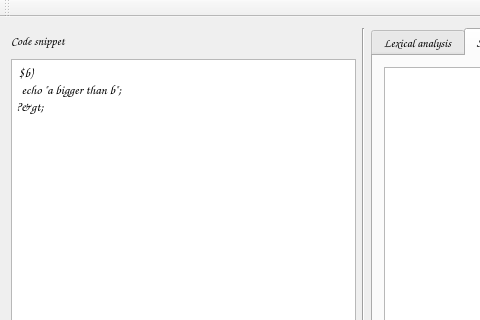
Above: php-interpreter/client/forms/mainwindow.ui from CDovgal/lexical-analyzer-php before the change; both pictures show x 0 to 480 and y 0 to 320 of the 962 by 469 pixel window. Below: the same form after it.
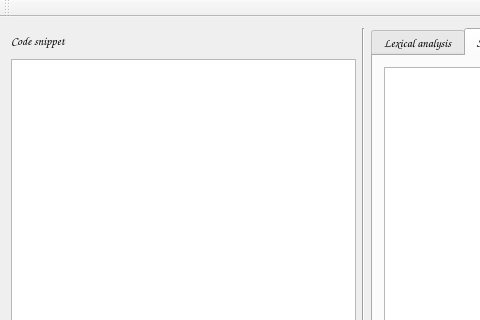
That is the form after the change.

```diff
--- a/php-interpreter/client/forms/mainwindow.ui
+++ b/php-interpreter/client/forms/mainwindow.ui
@@ -46,12 +46,7 @@
           </property>
           <property name="plainText">
            <string>&lt;?php
-$abc
-$1abc
-$a_a
-$
-if ($a &gt; $b)
-  echo &quot;a bigger than b&quot;;
+function abc()
 ?&gt;</string>
           </property>
          </widget>
```
